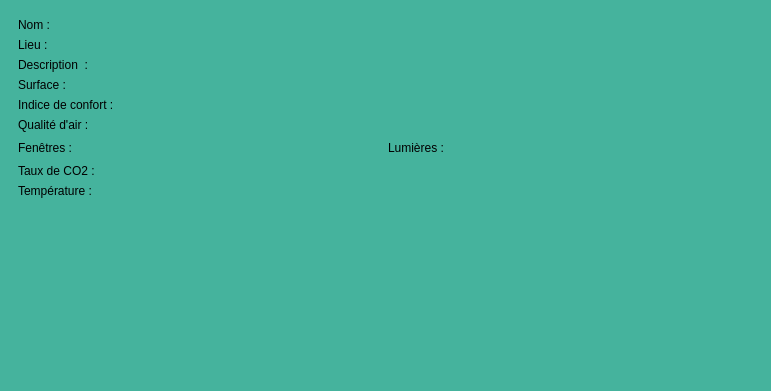
bts-lasalle-avignon-projets/eco-classroom-2022, file eco-classroom/ihmecoclassroom.ui: the form before one commit; both pictures show x 0 to 771 and y 0 to 391 of the 771 by 693 pixel window.
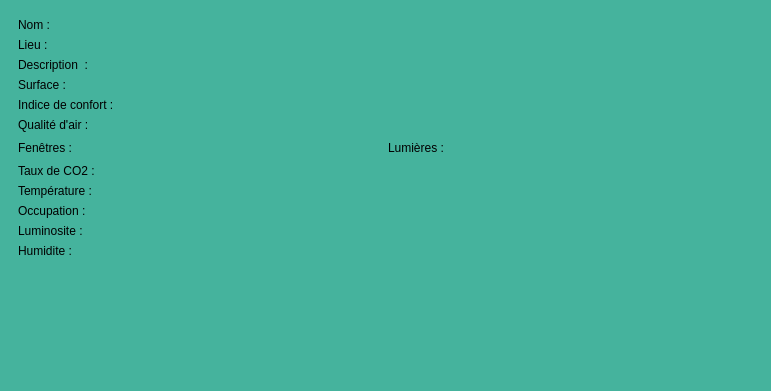
The form after the commit.

Commit message: ECO22-48 Ajout des occupation, le niveau d'humidite et la Luminosite à la page informationsSalle

Diff of the .ui file:
```diff
--- a/eco-classroom/ihmecoclassroom.ui
+++ b/eco-classroom/ihmecoclassroom.ui
@@ -356,6 +356,60 @@
             </item>
            </layout>
           </item>
+          <item>
+           <layout class="QHBoxLayout" name="horizontalLayout_2">
+            <item>
+             <widget class="QLabel" name="labelOccupation">
+              <property name="text">
+               <string>Occupation : </string>
+              </property>
+             </widget>
+            </item>
+            <item>
+             <widget class="QLabel" name="labelOccupationSalle">
+              <property name="text">
+               <string/>
+              </property>
+             </widget>
+            </item>
+           </layout>
+          </item>
+          <item>
+           <layout class="QHBoxLayout" name="horizontalLayout_3">
+            <item>
+             <widget class="QLabel" name="labelLuminosite">
+              <property name="text">
+               <string>Luminosite : </string>
+              </property>
+             </widget>
+            </item>
+            <item>
+             <widget class="QLabel" name="labelLuminositeSalle">
+              <property name="text">
+               <string/>
+              </property>
+             </widget>
+            </item>
+           </layout>
+          </item>
+          <item>
+           <layout class="QHBoxLayout" name="horizontalLayout_4">
+            <item>
+             <widget class="QLabel" name="labelHumidite">
+              <property name="text">
+               <string>Humidite : </string>
+              </property>
+             </widget>
+            </item>
+            <item>
+             <widget class="QLabel" name="labelHumiditeSalle">
+              <property name="text">
+               <string/>
+              </property>
+             </widget>
+            </item>
+           </layout>
+          </item>
           <item>
            <layout class="QHBoxLayout" name="horizontalLayout">
             <item>
```
Left out of the diff: 2 changed lines with no effect on the pictures. The commit also changes 3 other files.
